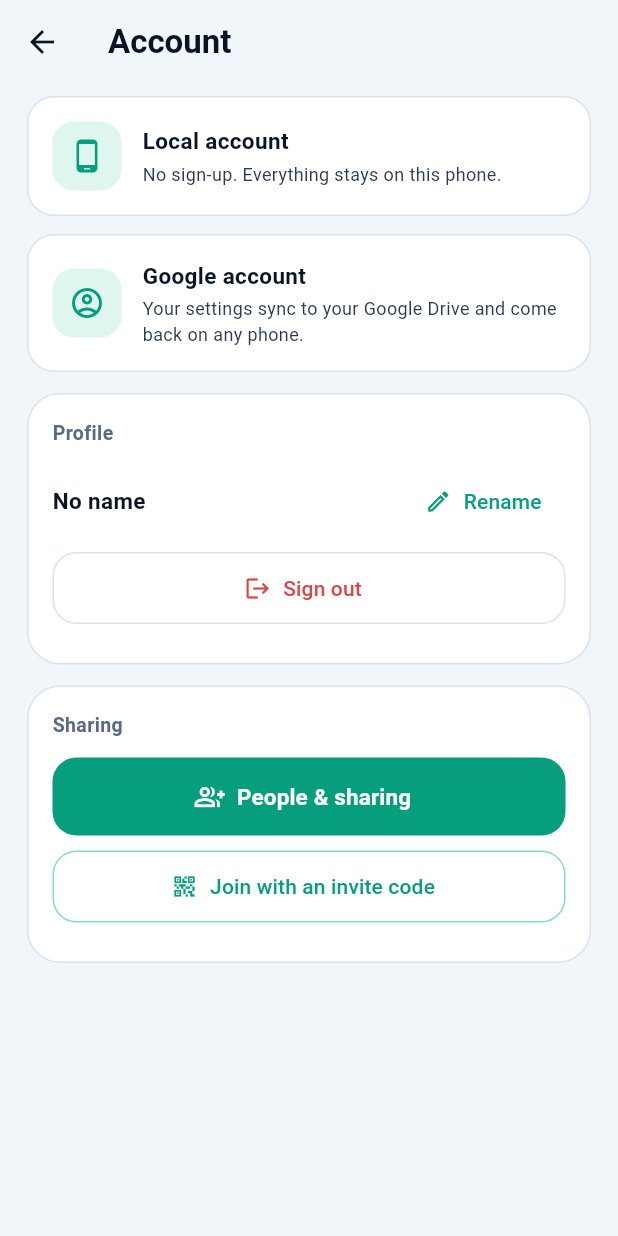
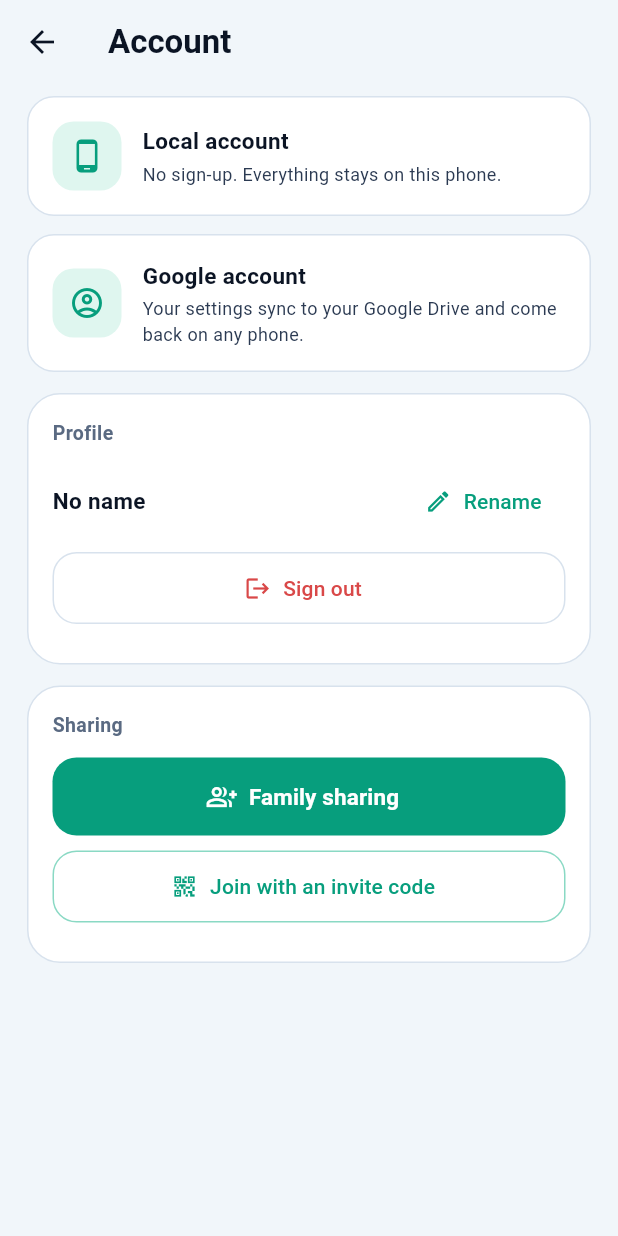
Before and after one commit to ahmadalhelly/fisha, a Flutter app: the AccountScreen screen opened directly with empty values, on a phone screen of 412 x 824 dp. Run offline on Flutter 3.47's test engine with Material 3 defaults, Android fonts, the phone set to English and light mode, and no system bars; our stand-ins replace file_picker, flutter_local_notifications, google_fonts, google_sign_in, local_auth, shared_preferences; missing offline and left inert: flutter_foreground_task, mqtt_client; accounts and stored records are empty; network calls fail.

Commit message:
App: family members follow the hub's current home IP so they control it locally too; rename People & sharing to Family sharing
Co-Authored-By: Claude Opus 5.5 (1M context) <noreply@anthropic.com>
Claude-Session: https://claude.ai/code/session_01CiN7ik86Wa39gFuwgryGf4

```diff
--- a/app/lib/app_state.dart
+++ b/app/lib/app_state.dart
@@ -937,7 +937,9 @@ class AppState extends ChangeNotifier {
       }
       final hid = (j['hub'] ?? '').toString().toUpperCase();
       final lip = (j['lip'] ?? '').toString();
-      if (lip.isNotEmpty && settings.isShared && settings.localHost.isEmpty) {
+      // a family member follows the hub's current home address (the one in an old invite may be stale,
+      // e.g. after the hub moved from .110 to .100), so they get local control too, not only remote
+      if (lip.isNotEmpty && lip != '0.0.0.0' && settings.isShared && lip != settings.localHost && !_localFresh) {
         settings.localHost = lip;
         _prefs?.setString('settings', jsonEncode(settings.toJson()));
       }
--- a/app/lib/i18n.dart
+++ b/app/lib/i18n.dart
@@ -418,7 +418,7 @@ const Map<String, List<String>> _s = {
   'g_note': ['المزامنة بتحصل لوحدها كل شوية لما حاجة تتغير. الملف في فولدر مخفي في درايف بتاعك، ومحدش يقدر يقراه غير التطبيق ده.', 'Sync runs by itself when something changes. The file sits in a hidden folder of your Drive that only this app can read.'],
   // sharing
   'share_title': ['المشاركة', 'Sharing'],
-  'users_title': ['المستخدمين والمشاركة', 'People & sharing'],
+  'users_title': ['مشاركة العائلة', 'Family sharing'],
   'users_empty': ['مفيش حد متشارك معاه لسه. دوس "شخص جديد" عشان تعمل كود دعوة.', 'Nobody yet. Tap "New person" to make an invite code.'],
   'users_local_note': ['إضافة وحذف الأشخاص بيشتغل بس وإنت على واي فاي البيت.', 'Adding and removing people works only on the home Wi-Fi.'],
   'users_need_emqx': ['عشان تشارك الـ Hub، دخّل بيانات EMQX API مرة واحدة.', 'To share the hub, enter the EMQX API details once.'],
```
